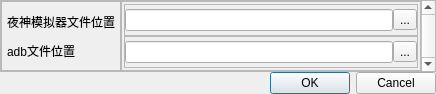
Before: the Qt Designer form UI/setting.ui in Inull-Studio/AutoArknights, drawn with Qt 5.
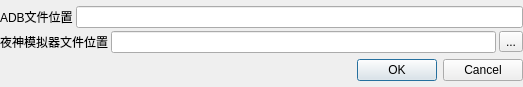
After: the same form once the commit is applied.

```diff
--- a/UI/setting.ui
+++ b/UI/setting.ui
@@ -6,8 +6,8 @@
    <rect>
     <x>0</x>
     <y>0</y>
-    <width>436</width>
-    <height>94</height>
+    <width>523</width>
+    <height>87</height>
    </rect>
   </property>
   <property name="windowTitle">
@@ -30,67 +30,46 @@
     <number>0</number>
    </property>
    <item>
-    <widget class="QScrollArea" name="scrollArea">
-     <property name="verticalScrollBarPolicy">
-      <enum>Qt::ScrollBarAlwaysOn</enum>
-     </property>
-     <property name="horizontalScrollBarPolicy">
-      <enum>Qt::ScrollBarAsNeeded</enum>
-     </property>
-     <property name="widgetResizable">
-      <bool>true</bool>
-     </property>
-     <property name="alignment">
-      <set>Qt::AlignRight|Qt::AlignTrailing|Qt::AlignVCenter</set>
-     </property>
-     <widget class="QWidget" name="scrollAreaWidgetContents">
-      <property name="geometry">
-       <rect>
-        <x>0</x>
-        <y>0</y>
-        <width>417</width>
-        <height>69</height>
-       </rect>
-      </property>
       <layout class="QHBoxLayout" name="horizontalLayout">
        <property name="spacing">
-        <number>0</number>
-       </property>
-       <property name="leftMargin">
-        <number>0</number>
-       </property>
-       <property name="topMargin">
-        <number>0</number>
-       </property>
-       <property name="rightMargin">
-        <number>0</number>
-       </property>
-       <property name="bottomMargin">
-        <number>0</number>
+      <number>3</number>
        </property>
        <item>
-        <widget class="QFrame" name="frame">
-         <property name="frameShape">
-          <enum>QFrame::StyledPanel</enum>
-         </property>
-         <property name="frameShadow">
-          <enum>QFrame::Raised</enum>
-         </property>
          <layout class="QVBoxLayout" name="verticalLayout_2">
           <property name="spacing">
-           <number>0</number>
-          </property>
-          <property name="leftMargin">
-           <number>5</number>
-          </property>
-          <property name="topMargin">
-           <number>5</number>
-          </property>
-          <property name="rightMargin">
-           <number>5</number>
-          </property>
-          <property name="bottomMargin">
-           <number>5</number>
+        <number>3</number>
+       </property>
+       <item>
+        <layout class="QHBoxLayout" name="horizontalLayout_3">
+         <property name="spacing">
+          <number>3</number>
+         </property>
+         <item>
+          <widget class="QLabel" name="label_2">
+           <property name="text">
+            <string>ADB文件位置</string>
+           </property>
+          </widget>
+         </item>
+         <item>
+          <widget class="QLineEdit" name="adb_text">
+           <property name="enabled">
+            <bool>true</bool>
+           </property>
+           <property name="mouseTracking">
+            <bool>true</bool>
+           </property>
+           <property name="readOnly">
+            <bool>true</bool>
+           </property>
+          </widget>
+         </item>
+        </layout>
+       </item>
+       <item>
+        <layout class="QHBoxLayout" name="horizontalLayout_2">
+         <property name="spacing">
+          <number>3</number>
           </property>
           <item>
            <widget class="QLabel" name="label">
@@ -100,64 +79,6 @@
            </widget>
           </item>
           <item>
-           <widget class="QLabel" name="label_2">
-            <property name="text">
-             <string>adb文件位置</string>
-            </property>
-           </widget>
-          </item>
-         </layout>
-        </widget>
-       </item>
-       <item>
-        <widget class="QFrame" name="frame_2">
-         <property name="frameShape">
-          <enum>QFrame::StyledPanel</enum>
-         </property>
-         <property name="frameShadow">
-          <enum>QFrame::Raised</enum>
-         </property>
-         <layout class="QVBoxLayout" name="verticalLayout_3">
-          <property name="spacing">
-           <number>0</number>
-          </property>
-          <property name="leftMargin">
-           <number>2</number>
-          </property>
-          <property name="topMargin">
-           <number>2</number>
-          </property>
-          <property name="rightMargin">
-           <number>2</number>
-          </property>
-          <property name="bottomMargin">
-           <number>2</number>
-          </property>
-          <item>
-           <widget class="QFrame" name="frame_4">
-            <property name="frameShape">
-             <enum>QFrame::StyledPanel</enum>
-            </property>
-            <property name="frameShadow">
-             <enum>QFrame::Raised</enum>
-            </property>
-            <layout class="QHBoxLayout" name="horizontalLayout_3">
-             <property name="spacing">
-              <number>0</number>
-             </property>
-             <property name="leftMargin">
-              <number>0</number>
-             </property>
-             <property name="topMargin">
-              <number>0</number>
-             </property>
-             <property name="rightMargin">
-              <number>0</number>
-             </property>
-             <property name="bottomMargin">
-              <number>0</number>
-             </property>
-             <item>
               <widget class="QLineEdit" name="Nox_text">
                <property name="text">
                 <string/>
@@ -175,61 +96,10 @@
               </widget>
              </item>
             </layout>
-           </widget>
-          </item>
-          <item>
-           <widget class="QFrame" name="frame_3">
-            <property name="frameShape">
-             <enum>QFrame::StyledPanel</enum>
-            </property>
-            <property name="frameShadow">
-             <enum>QFrame::Raised</enum>
-            </property>
-            <layout class="QHBoxLayout" name="horizontalLayout_2">
-             <property name="spacing">
-              <number>0</number>
-             </property>
-             <property name="leftMargin">
-              <number>0</number>
-             </property>
-             <property name="topMargin">
-              <number>0</number>
-             </property>
-             <property name="rightMargin">
-              <number>0</number>
-             </property>
-             <property name="bottomMargin">
-              <number>0</number>
-             </property>
-             <item>
-              <widget class="QLineEdit" name="Adb_text">
-               <property name="readOnly">
-                <bool>true</bool>
-               </property>
-              </widget>
-             </item>
-             <item>
-              <widget class="QToolButton" name="Adb_button">
-               <property name="whatsThis">
-                <string>这项一般默认即可</string>
-               </property>
-               <property name="text">
-                <string>...</string>
-               </property>
-               <property name="autoRaise">
-                <bool>false</bool>
-               </property>
-              </widget>
-             </item>
-            </layout>
-           </widget>
-          </item>
-         </layout>
-        </widget>
-       </item>
-      </layout>
-     </widget>
-    </widget>
+       </item>
+      </layout>
+     </item>
+    </layout>
    </item>
    <item>
     <widget class="QDialogButtonBox" name="buttonBox">
```
Left out of the diff: 8 changed lines with no effect on the pictures. Lines whose indentation alone changed are shown as unchanged.
